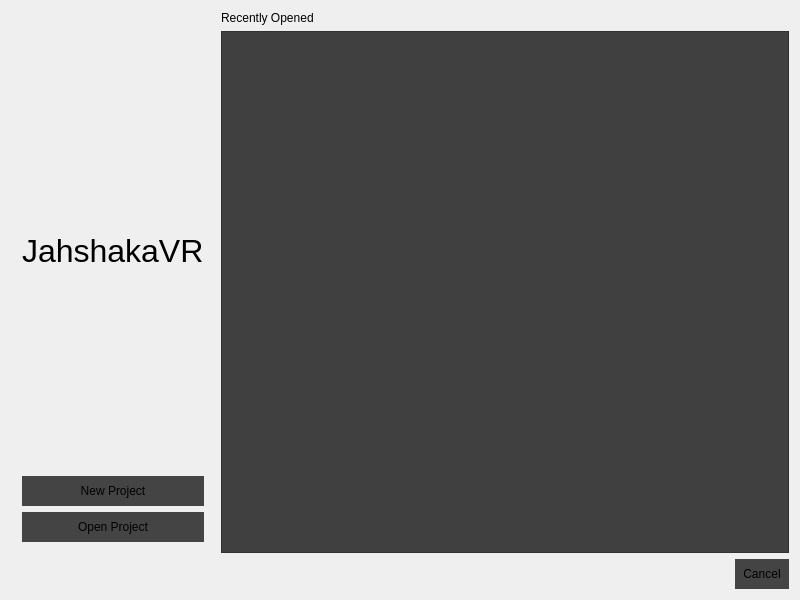
First picture: the form in src/dialogs/projectdialog.ui, repository jahshaka/Studio, before the edit.
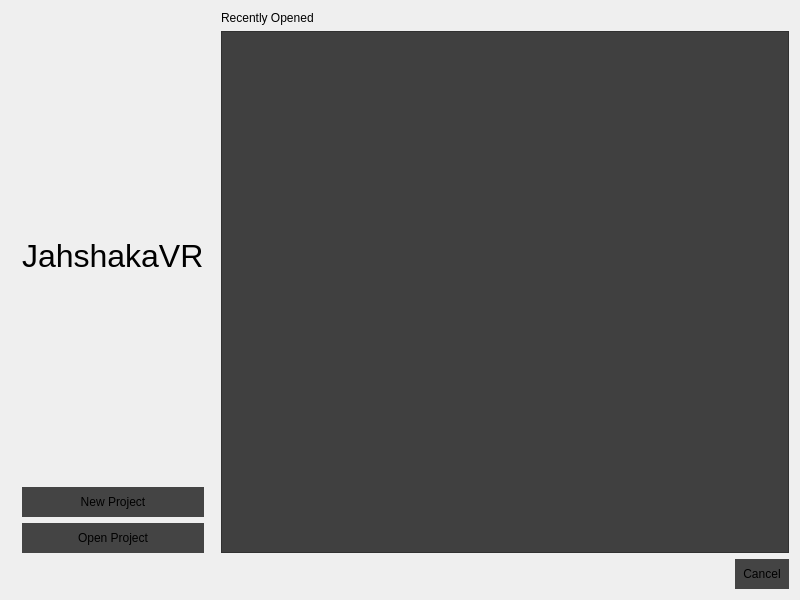
Second picture: the form after the edit.

What changed in the file:
```diff
--- a/src/dialogs/projectdialog.ui
+++ b/src/dialogs/projectdialog.ui
@@ -26,7 +26,7 @@
 
 QListWidget {
 	background: #404040;
-	color: #DEDEDE;
+	color: #CECECE;
 }
 
 QListWidget::item {
@@ -34,7 +34,9 @@
 }
 
 QListView::item:selected {
-    border: 1px solid #6a6ea9;
+    border: 1px solid #3498db;
+	background: #3498db;
+	color: #CECECE;
 }</string>
   </property>
   <layout class="QGridLayout" name="gridLayout">
@@ -47,7 +49,7 @@
       <number>11</number>
      </property>
      <property name="bottomMargin">
-      <number>11</number>
+      <number>0</number>
      </property>
      <item>
       <widget class="QLabel" name="logo">
```
